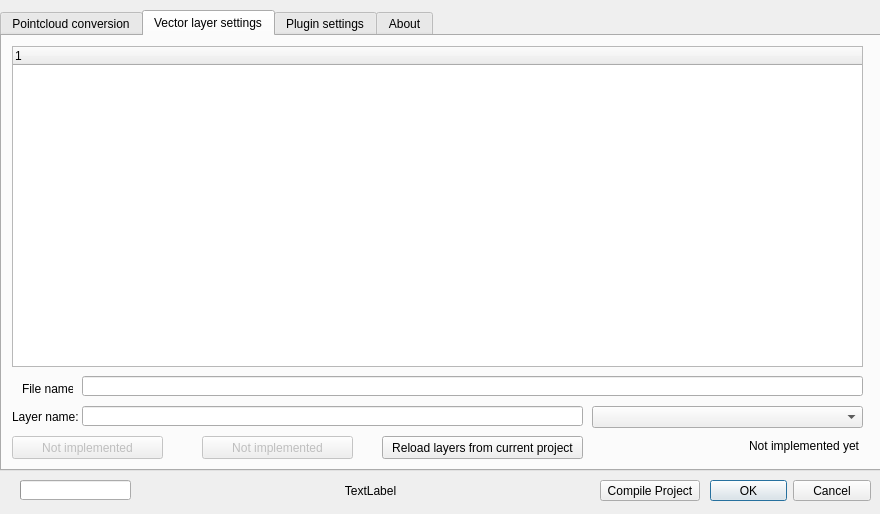
ThomasFarmer/PotreeCraft, file potreecraft_dialog_base.ui: the form before one commit.
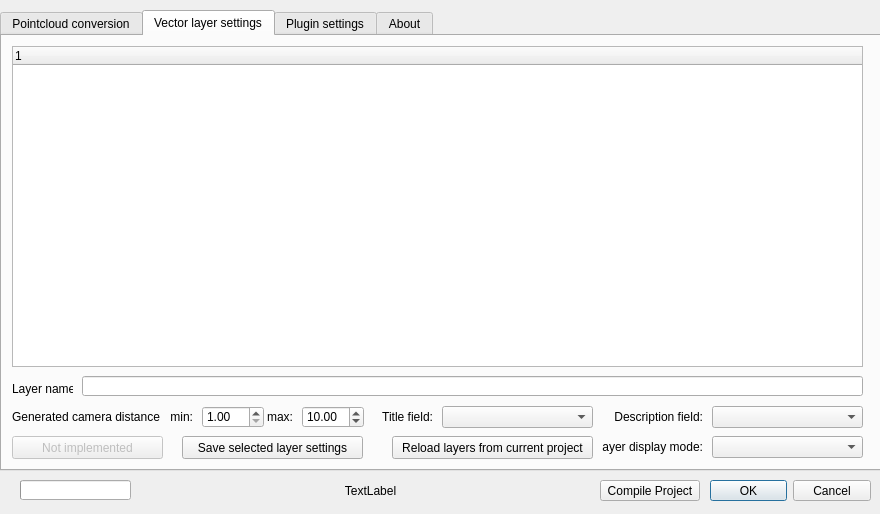
The form after the commit. The open tabs and pages were chosen to show the change.

What changed in the file:
```diff
--- a/potreecraft_dialog_base.ui
+++ b/potreecraft_dialog_base.ui
@@ -611,41 +611,12 @@
       </rect>
      </property>
     </widget>
-    <widget class="QLabel" name="layerInfoLabel">
+    <widget class="QComboBox" name="annoDescCBox">
      <property name="geometry">
       <rect>
-       <x>606</x>
-       <y>400</y>
-       <width>251</width>
-       <height>20</height>
-      </rect>
-     </property>
-     <property name="layoutDirection">
-      <enum>Qt::RightToLeft</enum>
-     </property>
-     <property name="text">
-      <string>Not implemented yet</string>
-     </property>
-     <property name="alignment">
-      <set>Qt::AlignRight|Qt::AlignTrailing|Qt::AlignVCenter</set>
-     </property>
-    </widget>
-    <widget class="QLineEdit" name="potreeVectorBameLineEdit">
-     <property name="geometry">
-      <rect>
-       <x>80</x>
+       <x>710</x>
        <y>370</y>
-       <width>501</width>
-       <height>20</height>
-      </rect>
-     </property>
-    </widget>
-    <widget class="QComboBox" name="vectorDisplayModeCBox">
-     <property name="geometry">
-      <rect>
-       <x>590</x>
-       <y>370</y>
-       <width>271</width>
+       <width>151</width>
        <height>22</height>
       </rect>
      </property>
@@ -668,24 +639,24 @@
     </widget>
     <widget class="QPushButton" name="RemoveLayerButton">
      <property name="enabled">
-      <bool>false</bool>
+      <bool>true</bool>
      </property>
      <property name="geometry">
       <rect>
-       <x>200</x>
+       <x>180</x>
        <y>400</y>
-       <width>151</width>
+       <width>181</width>
        <height>23</height>
       </rect>
      </property>
      <property name="text">
-      <string>Not implemented</string>
+      <string>Save selected layer settings</string>
      </property>
     </widget>
     <widget class="QPushButton" name="loadVectorsFromPrjButton">
      <property name="geometry">
       <rect>
-       <x>380</x>
+       <x>390</x>
        <y>400</y>
        <width>201</width>
        <height>23</height>
@@ -698,22 +669,9 @@
     <widget class="QLabel" name="labelFN">
      <property name="geometry">
       <rect>
-       <x>20</x>
+       <x>10</x>
        <y>342</y>
-       <width>51</width>
-       <height>21</height>
-      </rect>
-     </property>
-     <property name="text">
-      <string>File name:</string>
-     </property>
-    </widget>
-    <widget class="QLabel" name="labelLN">
-     <property name="geometry">
-      <rect>
-       <x>10</x>
-       <y>370</y>
-       <width>71</width>
+       <width>61</width>
        <height>21</height>
       </rect>
      </property>
@@ -721,6 +679,154 @@
       <string>Layer name:</string>
      </property>
     </widget>
+    <widget class="QLabel" name="labelLN">
+     <property name="geometry">
+      <rect>
+       <x>10</x>
+       <y>370</y>
+       <width>151</width>
+       <height>21</height>
+      </rect>
+     </property>
+     <property name="text">
+      <string>Generated camera distance -&gt;</string>
+     </property>
+    </widget>
+    <widget class="QDoubleSpinBox" name="maxDistanceDoubleSpinBox">
+     <property name="geometry">
+      <rect>
+       <x>300</x>
+       <y>370</y>
+       <width>62</width>
+       <height>22</height>
+      </rect>
+     </property>
+     <property name="minimum">
+      <double>1.000000000000000</double>
+     </property>
+     <property name="maximum">
+      <double>100.000000000000000</double>
+     </property>
+     <property name="value">
+      <double>10.000000000000000</double>
+     </property>
+    </widget>
+    <widget class="QLabel" name="labelLN_2">
+     <property name="geometry">
+      <rect>
+       <x>260</x>
+       <y>370</y>
+       <width>31</width>
+       <height>21</height>
+      </rect>
+     </property>
+     <property name="text">
+      <string>max:</string>
+     </property>
+     <property name="alignment">
+      <set>Qt::AlignRight|Qt::AlignTrailing|Qt::AlignVCenter</set>
+     </property>
+    </widget>
+    <widget class="QLabel" name="labelLN_3">
+     <property name="geometry">
+      <rect>
+       <x>160</x>
+       <y>370</y>
+       <width>31</width>
+       <height>21</height>
+      </rect>
+     </property>
+     <property name="text">
+      <string>min:</string>
+     </property>
+     <property name="alignment">
+      <set>Qt::AlignRight|Qt::AlignTrailing|Qt::AlignVCenter</set>
+     </property>
+    </widget>
+    <widget class="QDoubleSpinBox" name="minDistanceDoubleSpinBox">
+     <property name="geometry">
+      <rect>
+       <x>200</x>
+       <y>370</y>
+       <width>62</width>
+       <height>22</height>
+      </rect>
+     </property>
+     <property name="minimum">
+      <double>1.000000000000000</double>
+     </property>
+     <property name="maximum">
+      <double>100.000000000000000</double>
+     </property>
+    </widget>
+    <widget class="QComboBox" name="annoTitleCBox">
+     <property name="geometry">
+      <rect>
+       <x>440</x>
+       <y>370</y>
+       <width>151</width>
+       <height>22</height>
+      </rect>
+     </property>
+    </widget>
+    <widget class="QLabel" name="labelLN_4">
+     <property name="geometry">
+      <rect>
+       <x>610</x>
+       <y>370</y>
+       <width>91</width>
+       <height>21</height>
+      </rect>
+     </property>
+     <property name="text">
+      <string>Description field:</string>
+     </property>
+     <property name="alignment">
+      <set>Qt::AlignRight|Qt::AlignTrailing|Qt::AlignVCenter</set>
+     </property>
+    </widget>
+    <widget class="QLabel" name="labelLN_5">
+     <property name="geometry">
+      <rect>
+       <x>380</x>
+       <y>370</y>
+       <width>51</width>
+       <height>21</height>
+      </rect>
+     </property>
+     <property name="text">
+      <string>Title field:</string>
+     </property>
+     <property name="alignment">
+      <set>Qt::AlignRight|Qt::AlignTrailing|Qt::AlignVCenter</set>
+     </property>
+    </widget>
+    <widget class="QComboBox" name="vectorLayerModeCBox">
+     <property name="geometry">
+      <rect>
+       <x>710</x>
+       <y>400</y>
+       <width>151</width>
+       <height>22</height>
+      </rect>
+     </property>
+    </widget>
+    <widget class="QLabel" name="labelLN_6">
+     <property name="geometry">
+      <rect>
+       <x>600</x>
+       <y>400</y>
+       <width>101</width>
+       <height>21</height>
+      </rect>
+     </property>
+     <property name="text">
+      <string>Layer display mode:</string>
+     </property>
+     <property name="alignment">
+      <set>Qt::AlignRight|Qt::AlignTrailing|Qt::AlignVCenter</set>
+     </property>
+    </widget>
    </widget>
    <widget class="QWidget" name="plugin_settings_tab">
     <attribute name="title">
```
Left out of the diff: 2 changed lines with no effect on the pictures.
